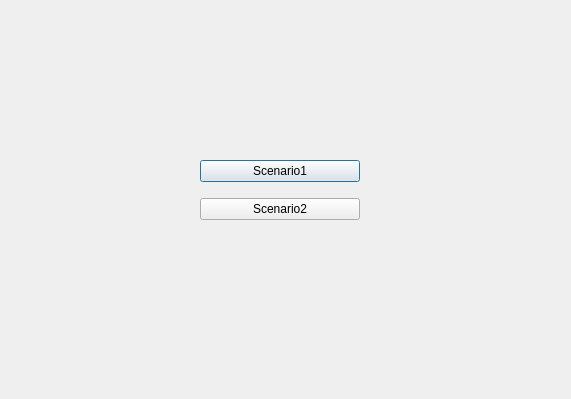
Qt form insert_query.ui (QjaYo/Database_MiniProject) before a commit.
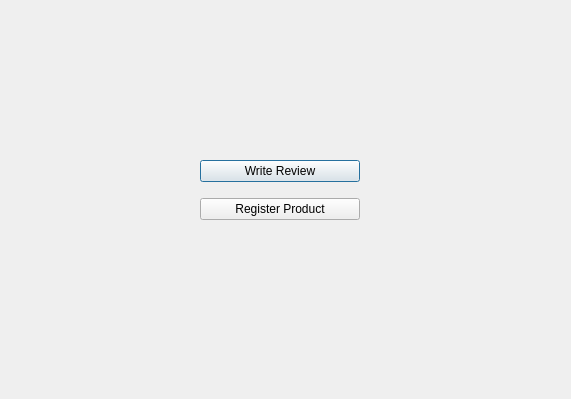
The same form after that commit.

```diff
--- a/insert_query.ui
+++ b/insert_query.ui
@@ -26,14 +26,14 @@
     <item>
      <widget class="QPushButton" name="insert_s1">
       <property name="text">
-       <string>Scenario1</string>
+       <string>Write Review</string>
       </property>
      </widget>
     </item>
     <item>
      <widget class="QPushButton" name="insert_s2">
       <property name="text">
-       <string>Scenario2</string>
+       <string>Register Product</string>
       </property>
      </widget>
     </item>
```
